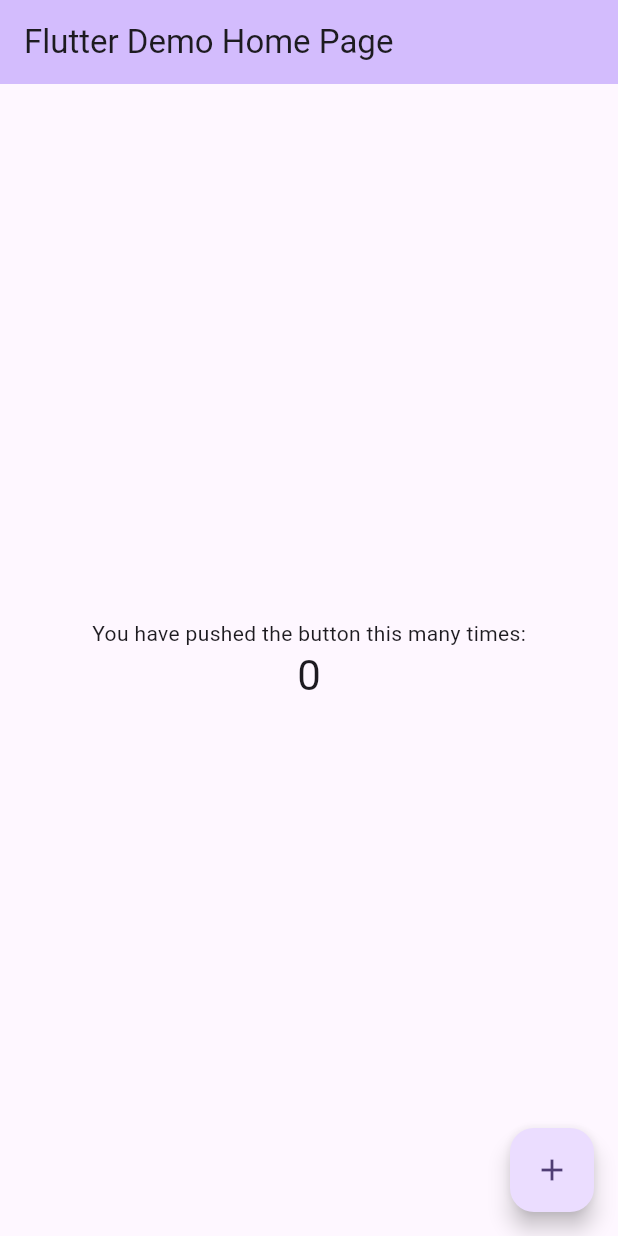
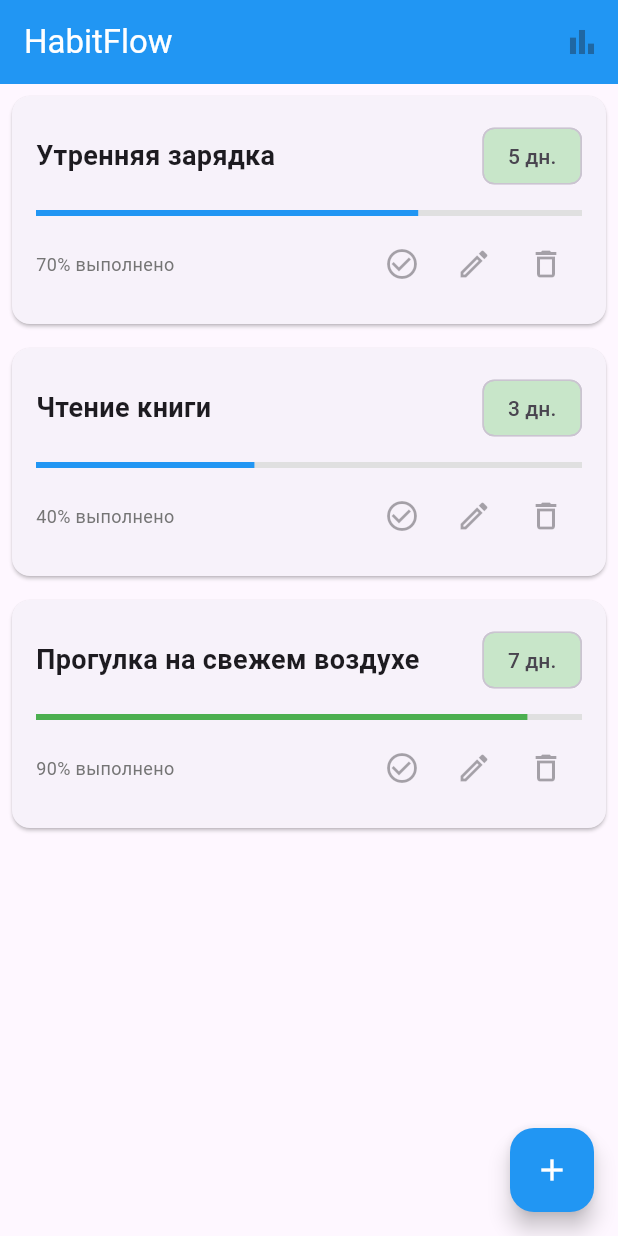
Before and after one commit to volotinaiaiu/flutter-labs, a Flutter app: the screen it shows after launch, on a phone screen of 412 x 824 dp. Run offline on Flutter 3.47's test engine with Material 3 defaults, Android fonts, the phone set to English and light mode, and no system bars.

Commit message:
Верстка экранов

```diff
--- a/lib/main.dart
+++ b/lib/main.dart
@@ -1,122 +1,25 @@
 import 'package:flutter/material.dart';
+import 'screens/home_screen.dart';
+import 'screens/add_habit_screen.dart';
+import 'screens/statistics_screen.dart';
 
 void main() {
-  runApp(const MyApp());
+  runApp(const MainApp());
 }
 
-class MyApp extends StatelessWidget {
-  const MyApp({super.key});
+class MainApp extends StatelessWidget {
+  const MainApp({super.key});
 
-  // This widget is the root of your application.
   @override
   Widget build(BuildContext context) {
     return MaterialApp(
-      title: 'Flutter Demo',
+      title: 'HabitFlow',
       theme: ThemeData(
-        // This is the theme of your application.
-        //
-        // TRY THIS: Try running your application with "flutter run". You'll see
-        // the application has a purple toolbar. Then, without quitting the app,
-        // try changing the seedColor in the colorScheme below to Colors.green
-        // and then invoke "hot reload" (save your changes or press the "hot
-        // reload" button in a Flutter-supported IDE, or press "r" if you used
-        // the command line to start the app).
-        //
-        // Notice that the counter didn't reset back to zero; the application
-        // state is not lost during the reload. To reset the state, use hot
-        // restart instead.
-        //
-        // This works for code too, not just values: Most code changes can be
-        // tested with just a hot reload.
-        colorScheme: .fromSeed(seedColor: Colors.deepPurple),
+        primarySwatch: Colors.blue,
+        useMaterial3: true,
       ),
-      home: const MyHomePage(title: 'Flutter Demo Home Page'),
+
+      home: const HomeScreen(),
     );
   }
 }
-
-class MyHomePage extends StatefulWidget {
-  const MyHomePage({super.key, required this.title});
-
-  // This widget is the home page of your application. It is stateful, meaning
-  // that it has a State object (defined below) that contains fields that affect
-  // how it looks.
-
-  // This class is the configuration for the state. It holds the values (in this
-  // case the title) provided by the parent (in this case the App widget) and
-  // used by the build method of the State. Fields in a Widget subclass are
-  // always marked "final".
-
-  final String title;
-
-  @override
-  State<MyHomePage> createState() => _MyHomePageState();
-}
-
-class _MyHomePageState extends State<MyHomePage> {
-  int _counter = 0;
-
-  void _incrementCounter() {
-    setState(() {
-      // This call to setState tells the Flutter framework that something has
-      // changed in this State, which causes it to rerun the build method below
-      // so that the display can reflect the updated values. If we changed
-      // _counter without calling setState(), then the build method would not be
-      // called again, and so nothing would appear to happen.
-      _counter++;
-    });
-  }
-
-  @override
-  Widget build(BuildContext context) {
-    // This method is rerun every time setState is called, for instance as done
-    // by the _incrementCounter method above.
-    //
-    // The Flutter framework has been optimized to make rerunning build methods
-    // fast, so that you can just rebuild anything that needs updating rather
-    // than having to individually change instances of widgets.
-    return Scaffold(
-      appBar: AppBar(
-        // TRY THIS: Try changing the color here to a specific color (to
-        // Colors.amber, perhaps?) and trigger a hot reload to see the AppBar
-        // change color while the other colors stay the same.
-        backgroundColor: Theme.of(context).colorScheme.inversePrimary,
-        // Here we take the value from the MyHomePage object that was created by
-        // the App.build method, and use it to set our appbar title.
-        title: Text(widget.title),
-      ),
-      body: Center(
-        // Center is a layout widget. It takes a single child and positions it
-        // in the middle of the parent.
-        child: Column(
-          // Column is also a layout widget. It takes a list of children and
-          // arranges them vertically. By default, it sizes itself to fit its
-          // children horizontally, and tries to be as tall as its parent.
-          //
-          // Column has various properties to control how it sizes itself and
-          // how it positions its children. Here we use mainAxisAlignment to
-          // center the children vertically; the main axis here is the vertical
-          // axis because Columns are vertical (the cross axis would be
-          // horizontal).
-          //
-          // TRY THIS: Invoke "debug painting" (choose the "Toggle Debug Paint"
-          // action in the IDE, or press "p" in the console), to see the
-          // wireframe for each widget.
-          mainAxisAlignment: .center,
-          children: [
-            const Text('You have pushed the button this many times:'),
-            Text(
-              '$_counter',
-              style: Theme.of(context).textTheme.headlineMedium,
-            ),
-          ],
-        ),
-      ),
-      floatingActionButton: FloatingActionButton(
-        onPressed: _incrementCounter,
-        tooltip: 'Increment',
-        child: const Icon(Icons.add),
-      ),
-    );
-  }
-}
--- /dev/null
+++ b/lib/screens/home_screen.dart
@@ -0,0 +1,58 @@
+import 'package:flutter/material.dart';
+import '../widgets/habit_card.dart';
+
+class HomeScreen extends StatelessWidget {
+  const HomeScreen({super.key});
+
+  @override
+  Widget build(BuildContext context) {
+    return Scaffold(
+      // Верхняя панель приложения
+      appBar: AppBar(
+        title: const Text('HabitFlow'),
+        backgroundColor: Colors.blue,
+        foregroundColor: Colors.white,
+        actions: [
+          // Кнопка перехода к статистике
+          IconButton(
+            icon: const Icon(Icons.bar_chart),
+            onPressed: null, // Пока без логики
+          ),
+        ],
+      ),
+
+      // Основное содержимое экрана
+      body: ListView(
+        children: const [
+          // Карточка привычки 1
+          HabitCard(
+            title: 'Утренняя зарядка',
+            progress: 0.7,    // 70% выполнено
+            streak: 5,        // 5 дней подряд
+          ),
+
+          // Карточка привычки 2
+          HabitCard(
+            title: 'Чтение книги',
+            progress: 0.4,    // 40% выполнено
+            streak: 3,        // 3 дня подряд
+          ),
+
+          // Карточка привычки 3
+          HabitCard(
+            title: 'Прогулка на свежем воздухе',
+            progress: 0.9,    // 90% выполнено
+            streak: 7,        // 7 дней подряд
+          ),
+        ],
+      ),
+
+      // Плавающая кнопка добавления
+      floatingActionButton: FloatingActionButton(
+        onPressed: null, // Пока без логики
+        backgroundColor: Colors.blue,
+        child: const Icon(Icons.add, color: Colors.white),
+      ),
+    );
+  }
+}
--- /dev/null
+++ b/lib/widgets/habit_card.dart
@@ -0,0 +1,95 @@
+import 'package:flutter/material.dart';
+
+class HabitCard extends StatelessWidget {
+  final String title;
+  final double progress;
+  final int streak;
+
+  const HabitCard({
+    super.key,
+    required this.title,
+    required this.progress,
+    required this.streak,
+  });
+
+  @override
+  Widget build(BuildContext context) {
+    return Card(
+      margin: const EdgeInsets.all(8.0),
+      child: Padding(
+        padding: const EdgeInsets.all(16.0),
+        child: Column(
+          crossAxisAlignment: CrossAxisAlignment.start,
+          children: [
+            // Заголовок и количество дней
+            Row(
+              mainAxisAlignment: MainAxisAlignment.spaceBetween,
+              children: [
+                Text(
+                  title,
+                  style: const TextStyle(
+                    fontSize: 18,
+                    fontWeight: FontWeight.bold,
+                  ),
+                ),
+                Chip(
+                  label: Text('$streak дн.'),
+                  backgroundColor: Colors.green[100],
+                ),
+              ],
+            ),
+
+            const SizedBox(height: 12),
+
+            // Прогресс-бар
+            LinearProgressIndicator(
+              value: progress,
+              backgroundColor: Colors.grey[300],
+              valueColor: AlwaysStoppedAnimation<Color>(
+                progress > 0.7 ? Colors.green : Colors.blue,
+              ),
+            ),
+
+            const SizedBox(height: 8),
+
+            // Процент выполнения и кнопки
+            Row(
+              mainAxisAlignment: MainAxisAlignment.spaceBetween,
+              children: [
+                Text(
+                  '${(progress * 100).round()}% выполнено',
+                  style: TextStyle(
+                    color: Colors.grey[600],
+                    fontSize: 12,
+                  ),
+                ),
+                Row(
+                  children: [
+                    // Кнопка выполнения
+                    IconButton(
+                      icon: const Icon(Icons.check_circle_outline),
+                      onPressed: null, // Пока без логики
+                      color: Colors.green,
+                    ),
+                    // Кнопка редактирования
+                    IconButton(
+                      icon: const Icon(Icons.edit_outlined),
+                      onPressed: null, // Пока без логики
+                      color: Colors.blue,
+                    ),
+                    // Кнопка удаления
+                    IconButton(
+                      icon: const Icon(Icons.delete_outline),
+                      onPressed: null, // Пока без логики
+                      color: Colors.red,
+                    ),
+                  ],
+                ),
+              ],
+            ),
+          ],
+        ),
+      ),
+    );
+  }
+}
```
Also changed, not shown: lib/screens/add_habit_screen.dart (added, +117 -0 lines), lib/screens/statistics_screen.dart (added, +148 -0 lines), 2 other files.
